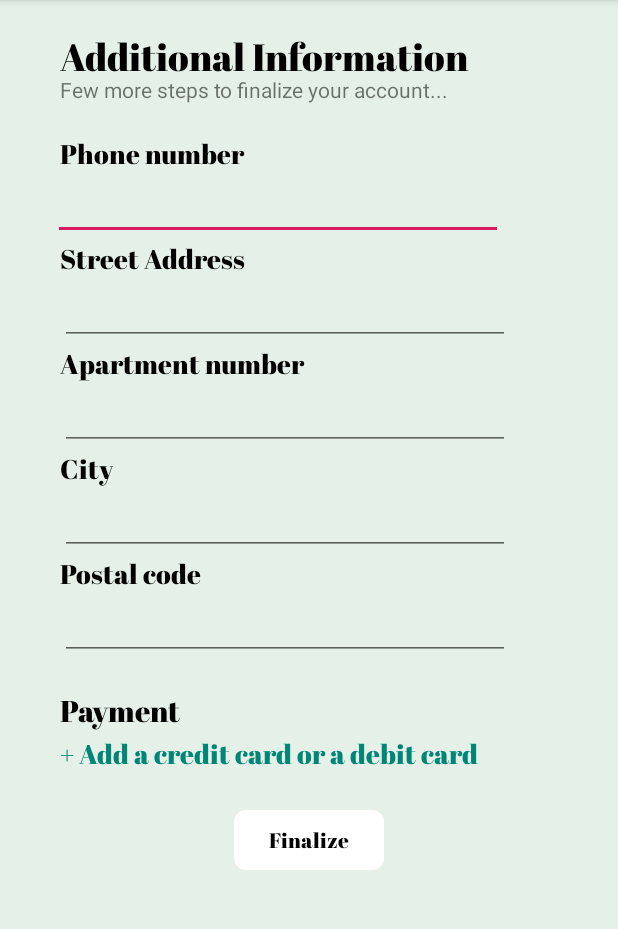
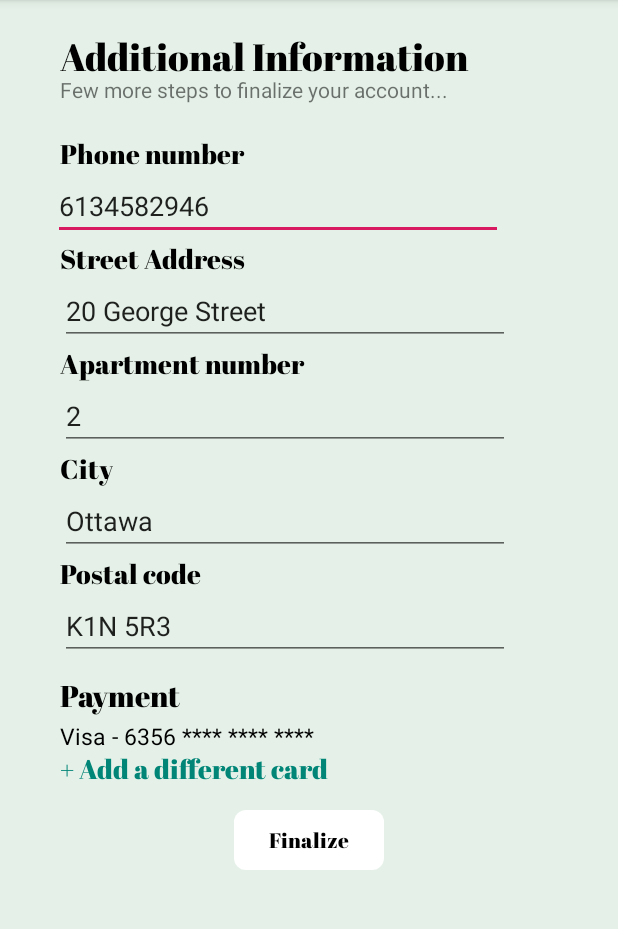
Before and after one commit to adel350/cleanIT, an Android app: the PaymentInformation screen opened directly, with no data from a screen before it, after a tap on "Add", on a phone screen of 412 x 824 dp, the part 84-1013 px from its top. Run offline under Robolectric (Android 15) with nearby library versions, the phone set to English and light mode, and no system bars.

Commit message:
Added few screens with dummy data for the simulation

```diff
--- a/app/src/main/AndroidManifest.xml
+++ b/app/src/main/AndroidManifest.xml
@@ -9,7 +9,9 @@
         android:roundIcon="@mipmap/ic_launcher_round"
         android:supportsRtl="true"
         android:theme="@style/AppTheme">
-        <activity android:name=".NewOrderConfirmation"></activity>
+        <activity android:name=".UpdateInfoScreen"></activity>
+        <activity android:name=".BeforeFinalizingScreen" />
+        <activity android:name=".NewOrderConfirmation" />
         <activity android:name=".OrderDetails" />
         <activity android:name=".AccountDetails" />
         <activity android:name=".PaymentInformation" />
--- a/app/src/main/java/com/example/cleanit/AccountDetails.java
+++ b/app/src/main/java/com/example/cleanit/AccountDetails.java
@@ -22,4 +22,9 @@ public class AccountDetails extends AppCompatActivity {
         Intent intent = new Intent(this, OrderDetails.class);
         startActivity(intent);
     }
+
+    public void editInfo(View view) {
+        Intent intent = new Intent(this, UpdateInfoScreen.class);
+        startActivity(intent);
+    }
 }
--- /dev/null
+++ b/app/src/main/java/com/example/cleanit/BeforeFinalizingScreen.java
@@ -0,0 +1,21 @@
+package com.example.cleanit;
+
+import androidx.appcompat.app.AppCompatActivity;
+
+import android.content.Intent;
+import android.os.Bundle;
+import android.view.View;
+
+public class BeforeFinalizingScreen extends AppCompatActivity {
+
+    @Override
+    protected void onCreate(Bundle savedInstanceState) {
+        super.onCreate(savedInstanceState);
+        setContentView(R.layout.activity_before_finalizing_screen);
+    }
+
+    public void goToAccountDetails(View view) {
+        Intent intent = new Intent(this, AccountDetails.class);
+        startActivity(intent);
+    }
+}
--- a/app/src/main/java/com/example/cleanit/PaymentInformation.java
+++ b/app/src/main/java/com/example/cleanit/PaymentInformation.java
@@ -33,7 +33,7 @@ public class PaymentInformation extends AppCompatActivity {
     }
 
     public void addPaymentInformation(View view) {
-        Intent intent = new Intent(this, AdditionalSignUpStage.class);
+        Intent intent = new Intent(this, BeforeFinalizingScreen.class);
         startActivity(intent);
     }
 }
--- a/app/src/main/res/layout/activity_account_details.xml
+++ b/app/src/main/res/layout/activity_account_details.xml
@@ -68,7 +68,7 @@
             android:textSize="18sp"
             android:layout_marginLeft="40dp"
             android:clickable="true"
-            android:onClick="goToAdditionalSignUpPage"
+            android:onClick="editInfo"
             />
     </RelativeLayout>
 
--- /dev/null
+++ b/app/src/main/res/layout/activity_before_finalizing_screen.xml
@@ -0,0 +1,252 @@
+<?xml version="1.0" encoding="utf-8"?>
+<RelativeLayout xmlns:android="http://schemas.android.com/apk/res/android"
+    xmlns:app="http://schemas.android.com/apk/res-auto"
+    xmlns:tools="http://schemas.android.com/tools"
+    android:layout_width="match_parent"
+    android:layout_height="match_parent"
+    android:background="#E5F1E8"
+    android:orientation="vertical"
+    tools:context=".MainActivity">
+    <TextView
+        android:id="@+id/emptySpace1"
+        android:layout_width="wrap_content"
+        android:layout_height="20dp"
+        android:text="" />
+
+    <TextView
+        android:id="@+id/additionalInformationTitle"
+        android:layout_width="350dp"
+        android:layout_height="30dp"
+        android:orientation="horizontal"
+        android:layout_below="@id/emptySpace1"
+        android:textColor="@android:color/black"
+        android:text="Additional Information"
+        app:fontFamily="@font/abril_fatface"
+        android:textSize="25sp"
+        android:layout_marginLeft="40dp"/>
+
+
+    <TextView
+        android:id="@+id/emptySpace2"
+        android:layout_width="wrap_content"
+        android:layout_height="0dp"
+        android:text=""
+        android:layout_below="@id/additionalInformationTitle"/>
+
+    <TextView
+        android:id="@+id/extraInfo"
+        android:layout_width="wrap_content"
+        android:layout_height="20dp"
+
+        android:text="Few more steps to finalize your account..."
+        android:layout_below="@id/emptySpace2"
+        android:layout_marginLeft="40dp"/>
+
+    <TextView
+        android:id="@+id/emptySpace3"
+        android:layout_width="wrap_content"
+        android:layout_height="20dp"
+        android:text=""
+        android:layout_below="@id/extraInfo"/>
+
+    <TextView
+        android:id="@+id/phoneNumber"
+        android:text="Phone number"
+        android:layout_below="@id/emptySpace3"
+
+        android:layout_width="wrap_content"
+        android:layout_height="30dp"
+        android:textColor="@android:color/black"
+        app:fontFamily="@font/abril_fatface"
+        android:textSize="18sp"
+        android:layout_marginLeft="40dp"/>
+
+    <EditText
+        android:id="@+id/phoneNumberInput"
+        android:layout_below="@id/phoneNumber"
+        android:layout_marginLeft="35dp"
+        android:text="6134582946"
+
+        android:layout_width="300dp"
+        android:layout_height="40dp"
+        android:ems="10"
+        android:inputType="number" />
+
+    <TextView
+        android:id="@+id/streetAddress"
+        android:text="Street Address"
+        android:layout_below="@id/phoneNumberInput"
+
+        android:layout_width="wrap_content"
+        android:layout_height="30dp"
+        android:textColor="@android:color/black"
+        app:fontFamily="@font/abril_fatface"
+        android:textSize="18sp"
+        android:layout_marginLeft="40dp"/>
+
+    <EditText
+        android:id="@+id/streetAddressInput"
+        android:layout_below="@id/streetAddress"
+        android:layout_marginLeft="40dp"
+        android:text="20 George Street"
+
+        android:layout_width="300dp"
+        android:layout_height="40dp"
+        android:ems="10"
+        android:inputType="textPersonName" />
+
+    <TextView
+        android:id="@+id/apartmentNumber"
+        android:text="Apartment number"
+        android:layout_below="@id/streetAddressInput"
+
+        android:layout_width="wrap_content"
+        android:layout_height="30dp"
+        android:textColor="@android:color/black"
+        app:fontFamily="@font/abril_fatface"
+        android:textSize="18sp"
+        android:layout_marginLeft="40dp"/>
+
+    <EditText
+        android:id="@+id/apartmentNumberInput"
+        android:layout_below="@id/apartmentNumber"
+        android:layout_marginLeft="40dp"
+        android:text="2"
+
+        android:layout_width="300dp"
+        android:layout_height="40dp"
+        android:ems="10"
+        android:inputType="number" />
+
+    <TextView
+        android:id="@+id/city"
+        android:text="City"
+        android:layout_below="@id/apartmentNumberInput"
+
+        android:layout_width="wrap_content"
+        android:layout_height="30dp"
+        android:textColor="@android:color/black"
+        app:fontFamily="@font/abril_fatface"
+        android:textSize="18sp"
+        android:layout_marginLeft="40dp"/>
+
+    <EditText
+        android:id="@+id/cityInput"
+        android:layout_below="@id/city"
+        android:layout_marginLeft="40dp"
+        android:text="Ottawa"
+
+        android:layout_width="300dp"
+        android:layout_height="40dp"
+        android:ems="10"
+        android:inputType="textPersonName" />
+
+    <TextView
+        android:id="@+id/postalCode"
+        android:text="Postal code"
+        android:layout_below="@id/cityInput"
+
+        android:layout_width="wrap_content"
+        android:layout_height="30dp"
+        android:textColor="@android:color/black"
+        app:fontFamily="@font/abril_fatface"
+        android:textSize="18sp"
+        android:layout_marginLeft="40dp"/>
+
+    <EditText
+        android:id="@+id/postalCodeInput"
+        android:layout_below="@id/postalCode"
+        android:layout_marginLeft="40dp"
+        android:text="K1N 5R3"
+
+        android:layout_width="300dp"
+        android:layout_height="40dp"
+        android:ems="10"
+        android:inputType="textPersonName" />
+
+    <TextView
+        android:id="@+id/emptySpace4"
+        android:layout_width="wrap_content"
+        android:layout_height="10dp"
+        android:text=""
+        android:layout_below="@id/postalCodeInput"/>
+
+    <TextView
+        android:id="@+id/paymentTitle"
+        android:text="Payment"
+        android:layout_below="@id/emptySpace4"
+
+        android:layout_width="wrap_content"
+        android:layout_height="30dp"
+        android:textColor="@android:color/black"
+        app:fontFamily="@font/abril_fatface"
+        android:textSize="20sp"
+        android:layout_marginLeft="40dp"/>
+
+    <TextView
+        android:id="@+id/creditCard"
+        android:text="Visa - 6356 **** **** ****"
+        android:layout_below="@id/paymentTitle"
+
+        android:layout_width="wrap_content"
+        android:layout_height="20dp"
+        android:textColor="@android:color/black"
+
+        android:textSize="15sp"
+        android:layout_marginLeft="40dp"/>
+
+    <TextView
+        android:id="@+id/addPaymentButton"
+        android:text="+ Add a different card"
+        android:layout_below="@id/creditCard"
+        android:background="@drawable/color_change_button"
+
+        android:layout_width="wrap_content"
+        android:layout_height="30dp"
+        android:textColor="@color/colorPrimary"
+        app:fontFamily="@font/abril_fatface"
+        android:textSize="18sp"
+        android:layout_marginLeft="40dp"
+        android:clickable="true"
+        android:onClick="goToPaymentInformation"
+        />
+
+    <TextView
+        android:id="@+id/emptySpace5"
+        android:layout_width="wrap_content"
+        android:layout_height="10dp"
+        android:text=""
+        android:layout_below="@id/addPaymentButton"/>
+
+    <RelativeLayout
+        android:id="@+id/finalizeButton"
+        android:layout_width="100dp"
+        android:layout_height="40dp"
+        android:orientation="horizontal"
+        android:background="@drawable/white_rectangle"
+        android:layout_below="@id/emptySpace5"
+        android:layout_centerHorizontal="true"
+        android:clickable="true"
+        android:onClick="goToAccountDetails">
+
+
+
+        <TextView
+            android:id="@+id/finalizeText"
+            android:layout_width="wrap_content"
+            android:layout_height="wrap_content"
+            android:textColor="@android:color/black"
+            android:text="Finalize"
+            android:layout_centerVertical="true"
+            android:layout_centerHorizontal="true"
+            app:fontFamily="@font/abril_fatface"/>
+    </RelativeLayout>
+
+
+
+
+
+
+
+
+</RelativeLayout>
```
Also changed, not shown: app/src/main/java/com/example/cleanit/UpdateInfoScreen.java (added, +21 -0 lines), app/src/main/res/layout/activity_update_info_screen.xml (added, +252 -0 lines).
